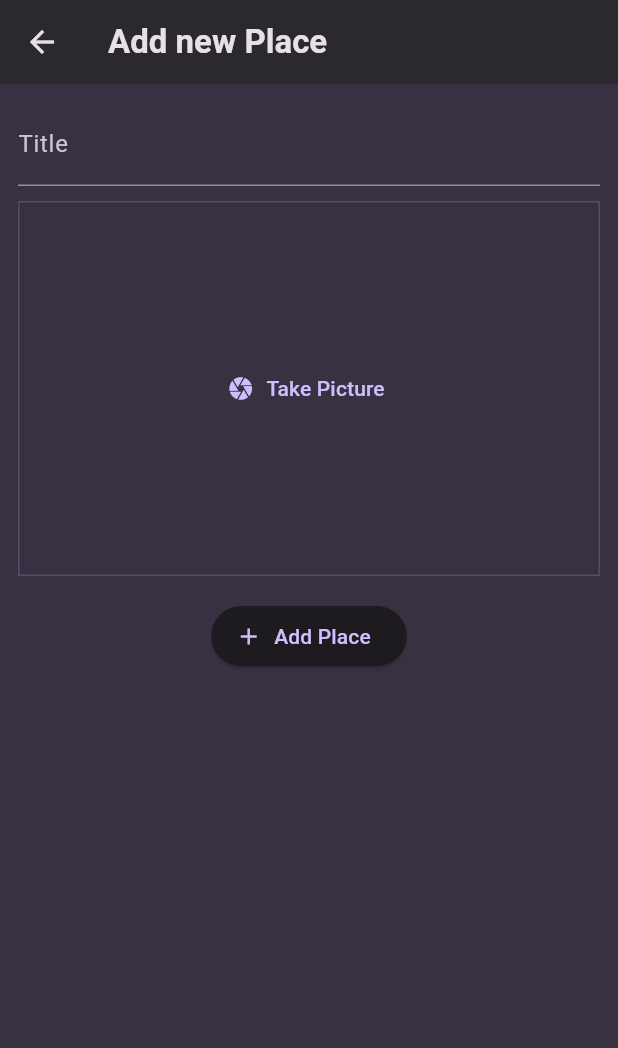
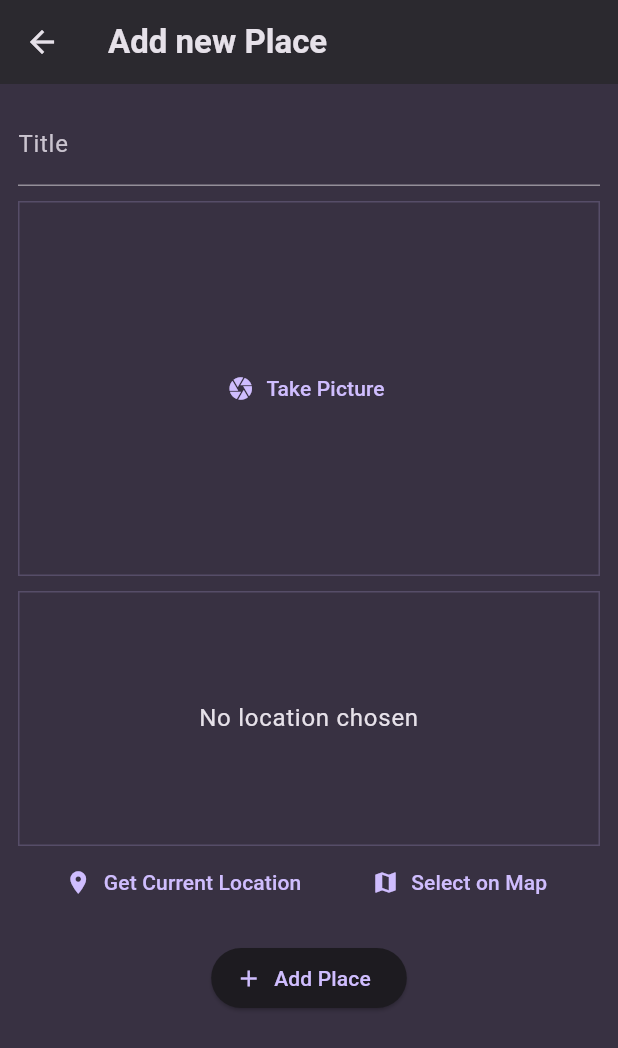
Before and after one commit to salvatoresalanitro/favorite_places_app, a Flutter app: the AddPlace screen opened directly, on a phone screen of 412 x 824 dp. Shown: the top 1048 px of the screen. Run offline on Flutter 3.47's test engine with Material 3 defaults, Android fonts, the phone set to English and light mode, and no system bars; our stand-ins replace flutter_riverpod, google_fonts, image_picker.

Commit message:
add new widget class location input and styled

```diff
--- a/lib/screens/add_place.dart
+++ b/lib/screens/add_place.dart
@@ -3,6 +3,7 @@ import 'dart:io';
 import 'package:favorite_places_app/models/place.dart';
 import 'package:favorite_places_app/providers/user_places.dart';
 import 'package:favorite_places_app/widgets/image_input.dart';
+import 'package:favorite_places_app/widgets/location_input.dart';
 import 'package:flutter/material.dart';
 import 'package:flutter_riverpod/flutter_riverpod.dart';
 
@@ -64,6 +65,8 @@ class _AddPlaceState extends ConsumerState<AddPlace> {
               ImageInput(
                 onPickImage: (image) => _selectedImage = image,
               ),
+              const SizedBox(height: 10),
+              LocationInput(),
               const SizedBox(height: 16),
               ElevatedButton.icon(
                 onPressed: _savePlace,
--- /dev/null
+++ b/lib/widgets/location_input.dart
@@ -0,0 +1,53 @@
+import 'package:flutter/material.dart';
+
+class LocationInput extends StatefulWidget {
+  const LocationInput({super.key});
+
+  @override
+  State<LocationInput> createState() => _LocationInputState();
+}
+
+class _LocationInputState extends State<LocationInput> {
+  @override
+  Widget build(BuildContext context) {
+    return Column(
+      children: [
+        Container(
+          height: 170,
+          width: double.infinity,
+          alignment: Alignment.center,
+          decoration: BoxDecoration(
+            border: Border.all(
+              width: 1,
+              color: Theme.of(
+                context,
+              ).colorScheme.primary.withOpacity(0.2),
+            ),
+          ),
+          child: Text(
+            'No location chosen',
+            textAlign: TextAlign.center,
+            style: Theme.of(context).textTheme.bodyLarge!.copyWith(
+              color: Theme.of(context).colorScheme.onSurface,
+            ),
+          ),
+        ),
+        Row(
+          mainAxisAlignment: MainAxisAlignment.spaceEvenly,
+          children: [
+            TextButton.icon(
+              icon: const Icon(Icons.location_on),
+              onPressed: () {},
+              label: const Text('Get Current Location'),
+            ),
+            TextButton.icon(
+              icon: const Icon(Icons.map),
+              onPressed: () {},
+              label: const Text('Select on Map'),
+            ),
+          ],
+        ),
+      ],
+    );
+  }
+}
```
